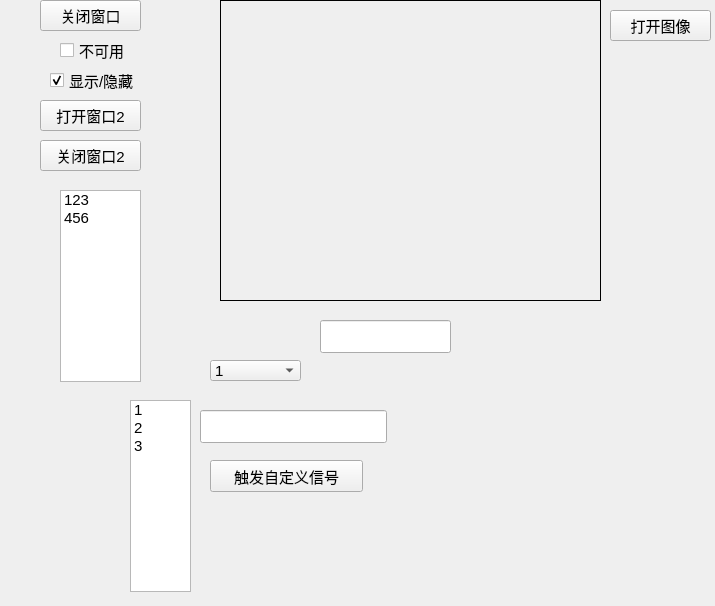
Qt form ui/one.ui (cockmake/PyQt5Study) before a commit.
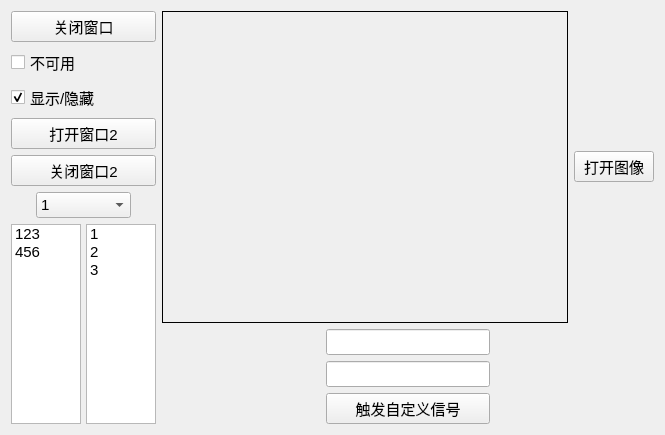
The same form after that commit. Icons and pictures are not drawn. Custom widgets are drawn as their Qt base class.

```diff
--- a/ui/one.ui
+++ b/ui/one.ui
@@ -6,10 +6,16 @@
    <rect>
     <x>0</x>
     <y>0</y>
-    <width>715</width>
-    <height>606</height>
+    <width>665</width>
+    <height>435</height>
    </rect>
   </property>
+  <property name="minimumSize">
+   <size>
+    <width>665</width>
+    <height>435</height>
+   </size>
+  </property>
   <property name="font">
    <font>
     <pointsize>11</pointsize>
@@ -25,28 +31,27 @@
   <property name="styleSheet">
    <string notr="true"/>
   </property>
+  <layout class="QHBoxLayout" name="horizontalLayout_5" stretch="2,7">
+   <item>
+    <layout class="QVBoxLayout" name="verticalLayout_5" stretch="1,2">
+     <item>
+      <layout class="QVBoxLayout" name="verticalLayout">
+       <item>
   <widget class="PushButton" name="pushButton">
-   <property name="geometry">
-    <rect>
-     <x>40</x>
-     <y>0</y>
-     <width>101</width>
-     <height>31</height>
-    </rect>
-   </property>
    <property name="text">
     <string>关闭窗口</string>
    </property>
   </widget>
+       </item>
+       <item>
+        <widget class="QCheckBox" name="cBox_2">
+         <property name="text">
+          <string>不可用</string>
+         </property>
+        </widget>
+       </item>
+       <item>
   <widget class="QCheckBox" name="cBox">
-   <property name="geometry">
-    <rect>
-     <x>50</x>
-     <y>70</y>
-     <width>91</width>
-     <height>21</height>
-    </rect>
-   </property>
    <property name="text">
     <string>显示/隐藏</string>
    </property>
@@ -54,27 +59,156 @@
     <bool>true</bool>
    </property>
   </widget>
-  <widget class="QCheckBox" name="cBox_2">
-   <property name="geometry">
-    <rect>
-     <x>60</x>
-     <y>40</y>
-     <width>71</width>
-     <height>21</height>
-    </rect>
-   </property>
+       </item>
+       <item>
+        <widget class="QPushButton" name="open_win2">
+         <property name="text">
+          <string>打开窗口2</string>
+         </property>
+        </widget>
+       </item>
+       <item>
+        <widget class="QPushButton" name="close_win2">
    <property name="text">
-    <string>不可用</string>
-   </property>
-  </widget>
+          <string>关闭窗口2</string>
+         </property>
+        </widget>
+       </item>
+      </layout>
+     </item>
+     <item>
+      <layout class="QVBoxLayout" name="verticalLayout_4">
+       <item>
+        <layout class="QHBoxLayout" name="horizontalLayout_3">
+         <item>
+          <spacer name="horizontalSpacer">
+           <property name="orientation">
+            <enum>Qt::Horizontal</enum>
+           </property>
+           <property name="sizeType">
+            <enum>QSizePolicy::Preferred</enum>
+           </property>
+           <property name="sizeHint" stdset="0">
+            <size>
+             <width>25</width>
+             <height>20</height>
+            </size>
+           </property>
+          </spacer>
+         </item>
+         <item>
+          <widget class="QComboBox" name="comboBox">
+           <property name="sizePolicy">
+            <sizepolicy hsizetype="Expanding" vsizetype="Fixed">
+             <horstretch>0</horstretch>
+             <verstretch>0</verstretch>
+            </sizepolicy>
+           </property>
+           <property name="layoutDirection">
+            <enum>Qt::LeftToRight</enum>
+           </property>
+           <item>
+            <property name="text">
+             <string>1</string>
+            </property>
+           </item>
+           <item>
+            <property name="text">
+             <string>2</string>
+            </property>
+           </item>
+           <item>
+            <property name="text">
+             <string>3</string>
+            </property>
+           </item>
+           <item>
+            <property name="text">
+             <string>4</string>
+            </property>
+           </item>
+          </widget>
+         </item>
+         <item>
+          <spacer name="horizontalSpacer_2">
+           <property name="orientation">
+            <enum>Qt::Horizontal</enum>
+           </property>
+           <property name="sizeType">
+            <enum>QSizePolicy::Minimum</enum>
+           </property>
+           <property name="sizeHint" stdset="0">
+            <size>
+             <width>25</width>
+             <height>20</height>
+            </size>
+           </property>
+          </spacer>
+         </item>
+        </layout>
+       </item>
+       <item>
+        <layout class="QVBoxLayout" name="verticalLayout_2">
+         <property name="spacing">
+          <number>5</number>
+         </property>
+         <item>
+          <layout class="QHBoxLayout" name="horizontalLayout_2">
+           <item>
+            <widget class="QListWidget" name="listWidget">
+             <item>
+              <property name="text">
+               <string>123</string>
+              </property>
+             </item>
+             <item>
+              <property name="text">
+               <string>456</string>
+              </property>
+             </item>
+            </widget>
+           </item>
+           <item>
+            <widget class="ListWidget" name="ListWidget">
+             <item>
+              <property name="text">
+               <string>1</string>
+              </property>
+             </item>
+             <item>
+              <property name="text">
+               <string>2</string>
+              </property>
+             </item>
+             <item>
+              <property name="text">
+               <string>3</string>
+              </property>
+             </item>
+            </widget>
+           </item>
+          </layout>
+         </item>
+        </layout>
+       </item>
+      </layout>
+     </item>
+    </layout>
+   </item>
+   <item>
+    <layout class="QVBoxLayout" name="verticalLayout_6" stretch="3,1">
+     <property name="sizeConstraint">
+      <enum>QLayout::SetFixedSize</enum>
+     </property>
+     <item>
+      <layout class="QHBoxLayout" name="horizontalLayout">
+       <item>
   <widget class="QLabel" name="label_img">
-   <property name="geometry">
-    <rect>
-     <x>220</x>
-     <y>0</y>
-     <width>381</width>
-     <height>301</height>
-    </rect>
+         <property name="sizePolicy">
+          <sizepolicy hsizetype="Expanding" vsizetype="Expanding">
+           <horstretch>0</horstretch>
+           <verstretch>0</verstretch>
+          </sizepolicy>
    </property>
    <property name="styleSheet">
     <string notr="true"/>
@@ -95,153 +229,75 @@
     <bool>false</bool>
    </property>
   </widget>
+       </item>
+       <item>
   <widget class="QPushButton" name="open_img">
-   <property name="geometry">
-    <rect>
-     <x>610</x>
-     <y>10</y>
-     <width>101</width>
-     <height>31</height>
-    </rect>
+         <property name="sizePolicy">
+          <sizepolicy hsizetype="Fixed" vsizetype="Fixed">
+           <horstretch>0</horstretch>
+           <verstretch>0</verstretch>
+          </sizepolicy>
    </property>
    <property name="text">
     <string>打开图像</string>
    </property>
   </widget>
-  <widget class="LineEdit" name="lineEdit">
-   <property name="geometry">
-    <rect>
-     <x>320</x>
-     <y>320</y>
-     <width>131</width>
-     <height>33</height>
-    </rect>
-   </property>
-  </widget>
-  <widget class="QListWidget" name="listWidget">
-   <property name="geometry">
-    <rect>
-     <x>60</x>
-     <y>190</y>
-     <width>81</width>
-     <height>192</height>
-    </rect>
-   </property>
-   <item>
-    <property name="text">
-     <string>123</string>
-    </property>
-   </item>
-   <item>
-    <property name="text">
-     <string>456</string>
-    </property>
-   </item>
-  </widget>
-  <widget class="QPushButton" name="open_win2">
-   <property name="geometry">
-    <rect>
-     <x>40</x>
-     <y>100</y>
-     <width>101</width>
-     <height>31</height>
-    </rect>
-   </property>
-   <property name="text">
-    <string>打开窗口2</string>
-   </property>
-  </widget>
-  <widget class="QPushButton" name="close_win2">
-   <property name="geometry">
-    <rect>
-     <x>40</x>
-     <y>140</y>
-     <width>101</width>
-     <height>31</height>
-    </rect>
-   </property>
-   <property name="text">
-    <string>关闭窗口2</string>
-   </property>
-  </widget>
-  <widget class="QComboBox" name="comboBox">
-   <property name="geometry">
-    <rect>
-     <x>210</x>
-     <y>360</y>
-     <width>91</width>
-     <height>21</height>
-    </rect>
-   </property>
+       </item>
+      </layout>
+     </item>
    <item>
-    <property name="text">
-     <string>1</string>
-    </property>
-   </item>
+      <layout class="QHBoxLayout" name="horizontalLayout_4" stretch="1,1,1">
+       <property name="sizeConstraint">
+        <enum>QLayout::SetMinAndMaxSize</enum>
+       </property>
    <item>
-    <property name="text">
-     <string>2</string>
-    </property>
-   </item>
-   <item>
-    <property name="text">
-     <string>3</string>
-    </property>
+        <spacer name="horizontalSpacer_4">
+         <property name="orientation">
+          <enum>Qt::Horizontal</enum>
+         </property>
+         <property name="sizeHint" stdset="0">
+          <size>
+           <width>40</width>
+           <height>20</height>
+          </size>
+         </property>
+        </spacer>
    </item>
    <item>
-    <property name="text">
-     <string>4</string>
-    </property>
-   </item>
-  </widget>
-  <widget class="ListWidget" name="ListWidget">
-   <property name="geometry">
-    <rect>
-     <x>130</x>
-     <y>400</y>
-     <width>61</width>
-     <height>192</height>
-    </rect>
-   </property>
+        <layout class="QVBoxLayout" name="verticalLayout_3">
    <item>
-    <property name="text">
-     <string>1</string>
-    </property>
+          <widget class="LineEdit" name="lineEdit"/>
    </item>
    <item>
-    <property name="text">
-     <string>2</string>
-    </property>
+          <widget class="SearchLineEdit" name="SearchLineEdit"/>
    </item>
    <item>
-    <property name="text">
-     <string>3</string>
-    </property>
-   </item>
-  </widget>
-  <widget class="SearchLineEdit" name="SearchLineEdit">
-   <property name="geometry">
-    <rect>
-     <x>200</x>
-     <y>410</y>
-     <width>187</width>
-     <height>33</height>
-    </rect>
-   </property>
-  </widget>
   <widget class="PrimaryPushButton" name="emitS">
-   <property name="geometry">
-    <rect>
-     <x>210</x>
-     <y>460</y>
-     <width>153</width>
-     <height>32</height>
-    </rect>
-   </property>
    <property name="text">
     <string>触发自定义信号</string>
    </property>
   </widget>
+         </item>
+        </layout>
+       </item>
+       <item>
+        <spacer name="horizontalSpacer_3">
+         <property name="orientation">
+          <enum>Qt::Horizontal</enum>
+         </property>
+         <property name="sizeHint" stdset="0">
+          <size>
+           <width>40</width>
+           <height>20</height>
+          </size>
+         </property>
+        </spacer>
+       </item>
+      </layout>
+     </item>
+    </layout>
+   </item>
+  </layout>
  </widget>
  <customwidgets>
   <customwidget>
```
Lines whose indentation alone changed are shown as unchanged.
